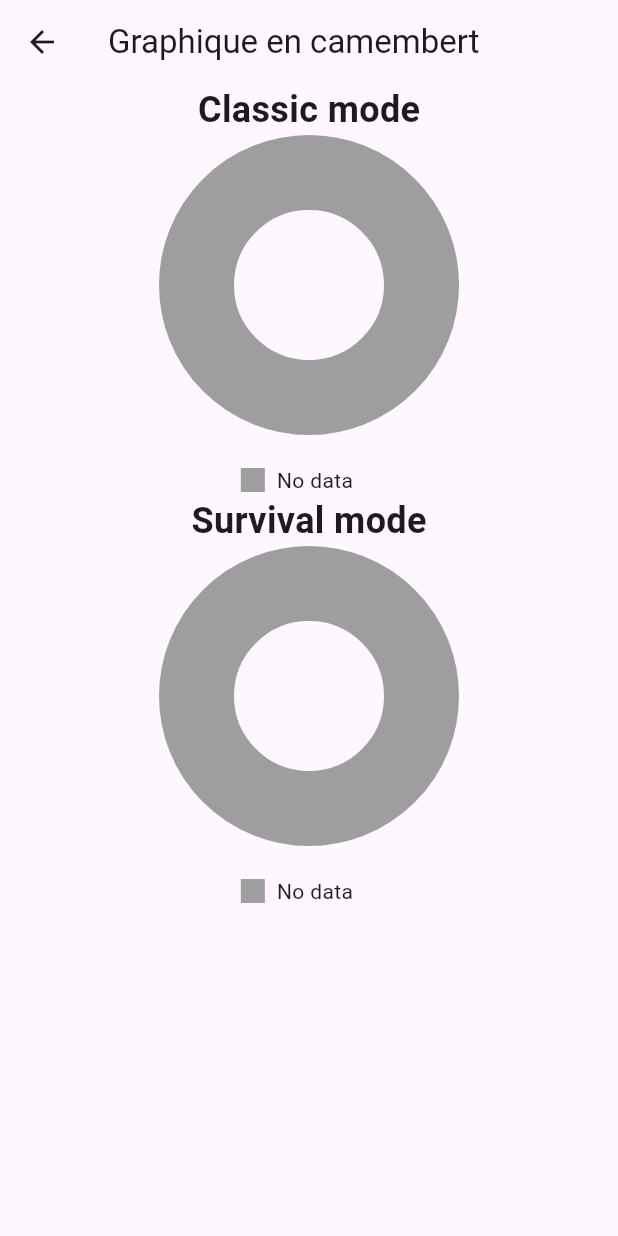
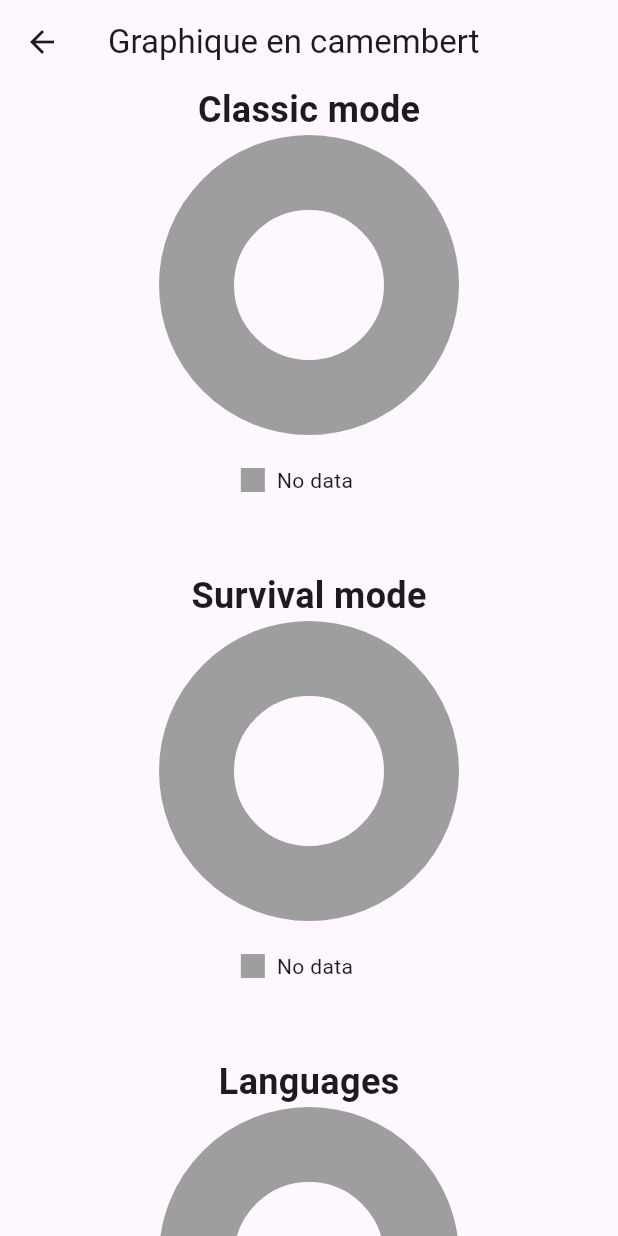
Before and after one commit to vitalfocheux/Eldrow, a Flutter app: the PersonnalStats screen opened directly, on a phone screen of 412 x 824 dp. Run offline on Flutter 3.47's test engine with Material 3 defaults, Android fonts, the light colour scheme and no system bars; drawn by our look-alikes of fl_chart; our stand-ins replace sqflite, sqflite_common_ffi; accounts and stored records are empty.

Commit message:
Modification de la fonction pour la légendes et ajout de graphique pour les langues

```diff
--- a/lib/stats/PersonnalStats.dart
+++ b/lib/stats/PersonnalStats.dart
@@ -14,6 +14,8 @@ class PersonnalStats extends StatefulWidget {
 class _PersonnalStatsState extends State<PersonnalStats> {
 
   Future<Widget> _PieChartMode(String mode) async {
+    Map<Color, String> sectionsLegend = {};
+
     int total = 0;
     int success = 0;
     final results = await GameResultDatabase.instance.fetchResultsByMode(mode);
@@ -25,6 +27,7 @@ class _PersonnalStatsState extends State<PersonnalStats> {
     }
     List<PieChartSectionData> sections;
     if(total == 0){
+      sectionsLegend[Colors.grey] = 'No data';
       sections = [
         PieChartSectionData(
           color: Colors.grey,
@@ -34,6 +37,8 @@ class _PersonnalStatsState extends State<PersonnalStats> {
         ),
       ];
     }else{
+      sectionsLegend[Colors.green] = 'Success';
+      sectionsLegend[Colors.red] = 'Failure';
       sections = [
         PieChartSectionData(
           color: Colors.green,
@@ -75,30 +80,100 @@ class _PersonnalStatsState extends State<PersonnalStats> {
           ),
         ),
         const SizedBox(height: 20,),
-        _buildLegend(sections),
+        _buildLegend(sectionsLegend),
+        const SizedBox(height: 50,),
       ],
     );
   }
 
-  Widget _buildLegend(List<PieChartSectionData> sections){
+  Future<Widget> _PieChartLanguage() async {
+    final results = await GameResultDatabase.instance.fetchAllResults();
+    Map<String, int> languages = {};
+
+    Map<Color, String> sectionsLegend = {
+      Colors.red: 'French',
+      Colors.blue: 'English',
+      Colors.yellow: 'Spanish',
+      Colors.black: 'German',
+      Colors.green: 'Italian',
+      Colors.purple: 'Portuguese',
+    };
+
+    for(var result in results){
+      if(languages.containsKey(result.language)){
+        languages[result.language] = languages[result.language]! + 1;
+      }else{
+        languages[result.language] = 1;
+      }
+    }
+
+    List<PieChartSectionData> sections;
+    if(languages.isEmpty){
+      sections = [
+        PieChartSectionData(
+          color: Colors.grey,
+          value: 100, // Valeur de la section (40%)
+          title: '', // Étiquette de la section
+          radius: 50,
+        ),
+      ];
+    }else {
+      sections = languages.entries.map((entry) {
+        return PieChartSectionData(
+          color: sectionsLegend.keys.elementAt(languages.keys.toList().indexOf(entry.key)),
+          value: (entry.value / languages.values.reduce((a, b) => a + b)) * 100, // Valeur de la section (40%)
+          title: '${(entry.value / languages.values.reduce((a, b) => a + b)) * 100}', // Étiquette de la section
+          radius: 50,
+          titleStyle: const TextStyle(color: Colors.white),
+        );
+      }).toList();
+    }
+
+
+
+    return Column(
+      crossAxisAlignment: CrossAxisAlignment.center,
+      mainAxisAlignment: MainAxisAlignment.center,
+      children: [
+        Text(
+          'Languages',
+          style: const TextStyle(
+            fontSize: 24,
+            fontWeight: FontWeight.bold,
+          ),
+        ),
+        SizedBox(
+          height: 200,
+          child: PieChart(
+            PieChartData(
+              sections: sections,
+              centerSpaceRadius: 50,
+              sectionsSpace: 2,
+              borderData: FlBorderData(show: false),
+            ),
+          ),
+        ),
+        const SizedBox(height: 20,),
+        _buildLegend(sectionsLegend),
+        const SizedBox(height: 50,),
+      ],
+    );
+  }
+
+  Widget _buildLegend(Map<Color, String> sections){
     return Row(
       mainAxisAlignment: MainAxisAlignment.center,
-      children: sections.map((section) {
+      children: sections.entries.map((entry) {
         return Row(
           mainAxisAlignment: MainAxisAlignment.center,
           children: [
             Container(
               width: 16,
               height: 16,
-              color: section.color,
+              color: entry.key,
             ),
             const SizedBox(width: 8,),
-            if(section.color == Colors.green)
-              const Text('Success'),
-            if(section.color == Colors.red)
-              const Text('Failure'),
-            if(section.color == Colors.grey)
-              const Text('No data'),
+            Text(entry.value),
             const SizedBox(width: 16,)
           ],
         );
@@ -144,6 +219,20 @@ class _PersonnalStatsState extends State<PersonnalStats> {
                     }
                   }
               ),
+              FutureBuilder<Widget>(
+                future: _PieChartLanguage(),
+                builder: (context, snapshot) {
+                  if(snapshot.connectionState == ConnectionState.waiting){
+                    return CircularProgressIndicator();
+                  }else if(snapshot.hasError) {
+                    return Text('Error: ${snapshot.error}');
+                  }else if(!snapshot.hasData){
+                    return Text('No data found');
+                  }else{
+                    return snapshot.data!;
+                  }
+                }
+              )
             ],
           ),
         ),
```
